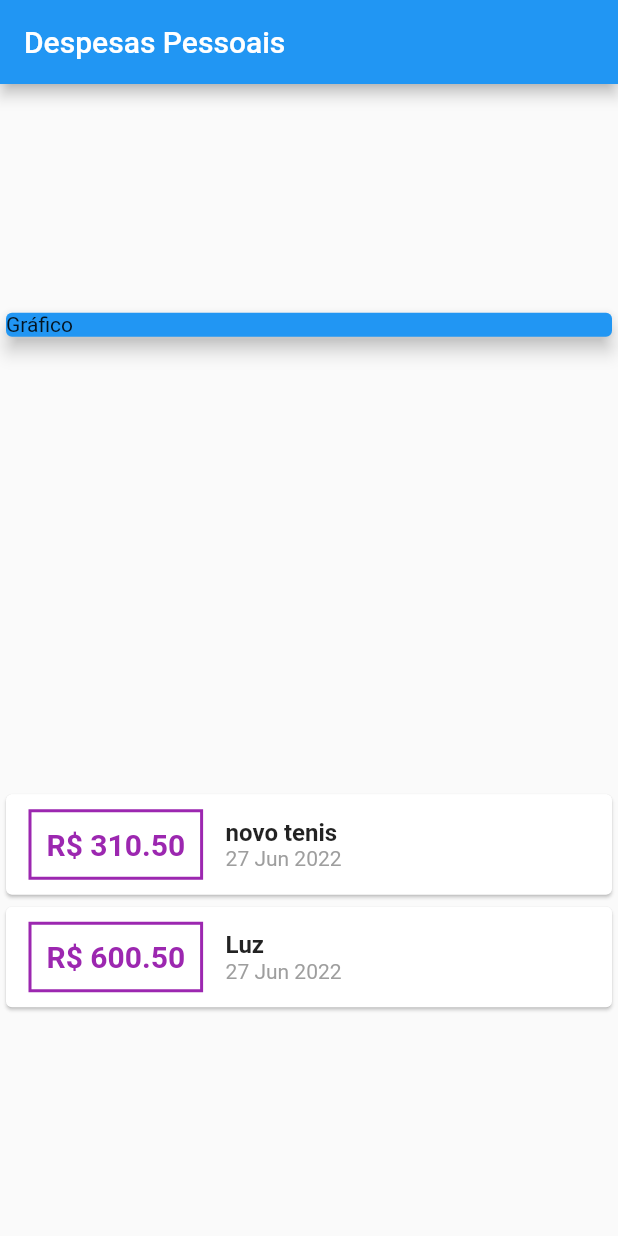
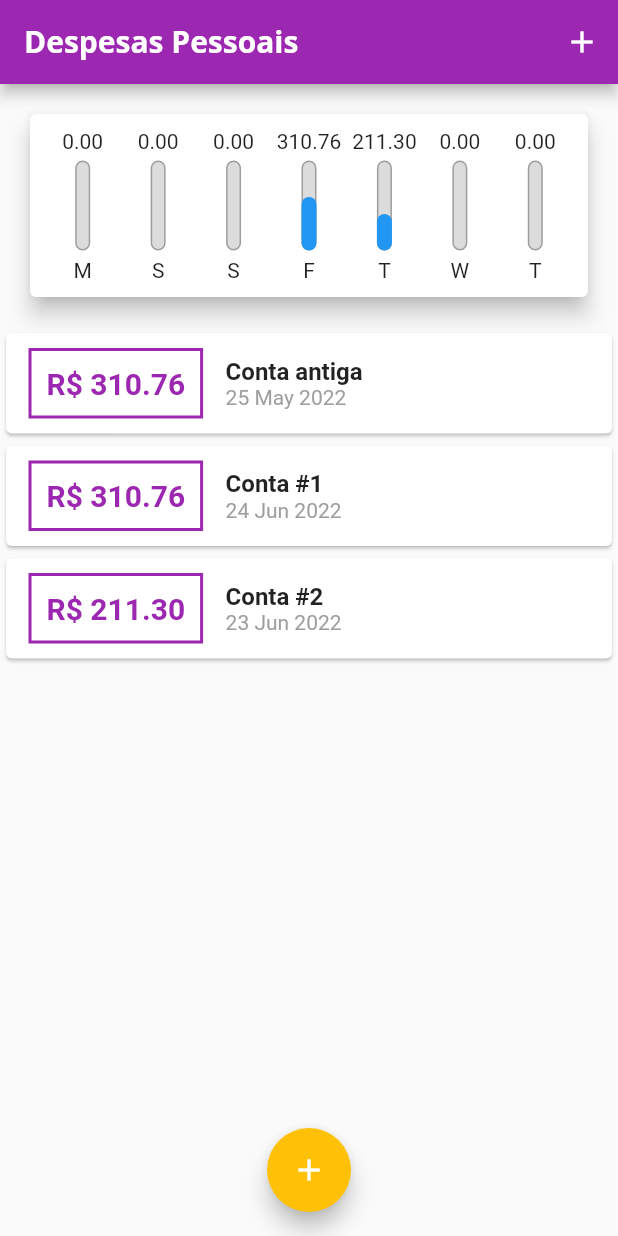
Before and after one commit to LucasOliveiraDaRosa/PersonalExpenses, a Flutter app: the screen it shows after launch, on a phone screen of 412 x 824 dp. Run offline on Flutter 3.47's test engine with Material 2 defaults, Android fonts, the phone set to English and light mode, and no system bars.

Commit message:
feat - atualização da pagina

```diff
--- /dev/null
+++ b/lib/components/chart.dart
@@ -0,0 +1,66 @@
+import 'package:expenses/models/transaction.dart';
+import 'package:flutter/material.dart';
+import 'package:intl/intl.dart';
+import '../models/transaction.dart';
+import 'chart_bar.dart';
+
+class Chart extends StatelessWidget {
+  final List<Transaction> recentTransactions;
+
+  Chart(this.recentTransactions);
+
+  List<Map<String, Object>> get groupedTransactions {
+    return List.generate(7, (index) {
+      final weekDay = DateTime.now().subtract(
+        Duration(days: index),
+      );
+
+      double totalSum = 0.0;
+
+      for (var i = 0; i < recentTransactions.length; i++) {
+        bool sameDay = recentTransactions[i].date.day == weekDay.day;
+        bool sameMonth = recentTransactions[i].date.month == weekDay.month;
+        bool sameYear = recentTransactions[i].date.year == weekDay.year;
+
+        if (sameDay && sameMonth && sameYear) {
+          totalSum += recentTransactions[i].value;
+        }
+      }
+
+      return {
+        'day': DateFormat.E().format(weekDay)[0],
+        'value': totalSum,
+      };
+    });
+  }
+
+  double get _weekTotalValue {
+    return groupedTransactions.fold(0.0, (sum, tr) {
+      return sum + (tr['value'] as double);
+    });
+  }
+
+  @override
+  Widget build(BuildContext context) {
+    return Card(
+      elevation: 6,
+      margin: EdgeInsets.all(20),
+      child: Padding(
+        padding: const EdgeInsets.all(10),
+        child: Row(
+          mainAxisAlignment: MainAxisAlignment.spaceAround,
+          children: groupedTransactions.map((tr) {
+            return Flexible(
+              fit: FlexFit.tight,
+              child: ChartBar(
+                label: tr['day'].toString(),
+                value: double.parse(tr['value'].toString()),
+                percentage: (tr['value'] as double) / _weekTotalValue,
+              ),
+            );
+          }).toList(),
+        ),
+      ),
+    );
+  }
+}
--- /dev/null
+++ b/lib/components/chart_bar.dart
@@ -0,0 +1,55 @@
+import 'package:flutter/material.dart';
+
+class ChartBar extends StatelessWidget {
+  final String label;
+  final double value;
+  final double percentage;
+
+  ChartBar({
+    required this.label,
+    required this.value,
+    required this.percentage,
+  });
+
+  @override
+  Widget build(BuildContext context) {
+    return Column(
+      children: <Widget>[
+        FittedBox(
+          child: Text('${value.toStringAsFixed(2)}'),
+        ),
+        SizedBox(height: 5),
+        Container(
+          height: 60,
+          width: 10,
+          child: Stack(
+            alignment: Alignment.bottomCenter,
+            children: <Widget>[
+              Container(
+                decoration: BoxDecoration(
+                  border: Border.all(
+                    color: Colors.grey,
+                    width: 1.0,
+                  ),
+                  color: Color.fromRGBO(220, 220, 220, 1),
+                  borderRadius: BorderRadius.circular(5),
+                ),
+              ),
+              FractionallySizedBox(
+                heightFactor: percentage,
+                child: Container(
+                  decoration: BoxDecoration(
+                    color: Theme.of(context).primaryColor,
+                    borderRadius: BorderRadius.circular(5),
+                  ),
+                ),
+              ),
+            ],
+          ),
+        ),
+        SizedBox(height: 5),
+        Text(label),
+      ],
+    );
+  }
+}
--- /dev/null
+++ b/lib/components/transaction_form.dart
@@ -0,0 +1,67 @@
+// ignore_for_file: deprecated_member_use
+
+import 'package:flutter/material.dart';
+
+class TransactionForm extends StatefulWidget {
+  final void Function(String, double) onSubmit;
+
+  TransactionForm(this.onSubmit);
+
+  @override
+  State<TransactionForm> createState() => _TransactionFormState();
+}
+
+class _TransactionFormState extends State<TransactionForm> {
+  final titleController = TextEditingController();
+
+  final valueController = TextEditingController();
+
+  _submitForm() {
+    final title = titleController.text;
+    final value = double.tryParse(valueController.text) ?? 0.0;
+
+    if (title.isEmpty || value <= 0) {
+      return;
+    }
+    widget.onSubmit(title, value);
+  }
+
+  @override
+  Widget build(BuildContext context) {
+    return Card(
+      elevation: 5,
+      child: Padding(
+        padding: const EdgeInsets.all(10),
+        child: Column(
+          children: <Widget>[
+            TextField(
+              controller: titleController,
+              onSubmitted: (_) => _submitForm(),
+              decoration: InputDecoration(
+                labelText: 'Título',
+              ),
+            ),
+            TextField(
+              controller: valueController,
+              keyboardType: TextInputType.numberWithOptions(decimal: true),
+              onSubmitted: (_) => _submitForm(),
+              decoration: InputDecoration(
+                labelText: 'Valor R\$',
+              ),
+            ),
+            Row(
+              mainAxisAlignment: MainAxisAlignment.end,
+              children: [
+                FlatButton(
+                  child: Text('Nova Transação'),
+                  textColor: Colors.purple,
+                  onPressed: _submitForm,
+                ),
+              ],
+            )
+          ],
+        ),
+      ),
+    );
+  }
+}
--- /dev/null
+++ b/lib/components/transaction_list.dart
@@ -0,0 +1,78 @@
+import 'package:flutter/material.dart';
+import 'package:intl/intl.dart';
+import '../models/transaction.dart';
+
+class TransactionList extends StatelessWidget {
+  final List<Transaction> transactions;
+
+  TransactionList(this.transactions);
+
+  @override
+  Widget build(BuildContext context) {
+    return Container(
+      height: 300,
+      child: transactions.isEmpty
+          ? Column(
+              children: <Widget>[
+                SizedBox(height: 20),
+                Text(
+                  'Nenhuma transação cadastrada',
+                  style: Theme.of(context).textTheme.titleMedium,
+                ),
+                SizedBox(height: 20),
+                Container(
+                  height: 200,
+                  child: Image.asset(
+                    'assets/images/waiting.png',
+                    fit: BoxFit.cover,
+                  ),
+                )
+              ],
+            )
+          : ListView.builder(
+              itemCount: transactions.length,
+              itemBuilder: (ctx, index) {
+                final tr = transactions[index];
+                return Card(
+                  child: Row(
+                    children: <Widget>[
+                      Container(
+                        margin:
+                            EdgeInsets.symmetric(horizontal: 15, vertical: 10),
+                        decoration: BoxDecoration(
+                            border: Border.all(
+                          color: Colors.purple,
+                          width: 2,
+                        )),
+                        padding: EdgeInsets.all(10),
+                        child: Text(
+                          'R\$ ${tr.value.toStringAsFixed(2)}',
+                          style: TextStyle(
+                              fontWeight: FontWeight.bold,
+                              fontSize: 20,
+                              color: Colors.purple),
+                        ),
+                      ),
+                      Column(
+                        crossAxisAlignment: CrossAxisAlignment.start,
+                        children: <Widget>[
+                          Text(
+                            tr.title,
+                            style: TextStyle(
+                              fontSize: 16,
+                              fontWeight: FontWeight.bold,
+                            ),
+                          ),
+                          Text(DateFormat('d MMM y').format(tr.date),
+                              style: TextStyle(
+                                color: Colors.grey,
+                              ))
+                        ],
+                      )
+                    ],
+                  ),
+                );
+              }),
+    );
+  }
+}
--- a/lib/main.dart
+++ b/lib/main.dart
@@ -1,85 +1,129 @@
+import 'package:flutter/material.dart';
+import 'dart:math';
+import './components/transaction_form.dart';
+import './components/transaction_list.dart';
+import 'components/chart.dart';
 import 'models/transaction.dart';
-import 'package:flutter/material.dart';
-import 'package:intl/intl.dart';
 
 main() => runApp(ExpensesApp());
 
 class ExpensesApp extends StatelessWidget {
   @override
   Widget build(BuildContext context) {
-    return MaterialApp(home: MyHomePage());
+    final ThemeData tema = ThemeData();
+
+    return MaterialApp(
+      home: MyHomePage(),
+      theme: tema.copyWith(
+        colorScheme: tema.colorScheme.copyWith(
+          primary: Colors.purple,
+          secondary: Colors.amber,
+        ),
+        textTheme: tema.textTheme.copyWith(
+          headline6: TextStyle(
+            fontFamily: 'OpenSans',
+            fontSize: 18,
+            fontWeight: FontWeight.bold,
+            color: Colors.black,
+          ),
+        ),
+        appBarTheme: AppBarTheme(
+          titleTextStyle: TextStyle(
+            fontFamily: 'OpenSans',
+            fontSize: 20,
+            fontWeight: FontWeight.bold,
+          ),
+        ),
+      ),
+    );
   }
 }
 
-class MyHomePage extends StatelessWidget {
-  final _transactions = [
+class MyHomePage extends StatefulWidget {
+  @override
+  _MyHomePageState createState() => _MyHomePageState();
+}
+
+class _MyHomePageState extends State<MyHomePage> {
+  final List<Transaction> _transactions = [
     Transaction(
-        id: 't1', title: 'novo tenis', value: 310.50, date: DateTime.now()),
-    Transaction(id: 't2', title: 'Luz', value: 600.50, date: DateTime.now()),
+      id: 't0',
+      title: 'Conta antiga',
+      value: 310.76,
+      date: DateTime.now().subtract(Duration(days: 33)),
+    ),
+    Transaction(
+      id: 't1',
+      title: 'Conta #1',
+      value: 310.76,
+      date: DateTime.now().subtract(Duration(days: 3)),
+    ),
+    Transaction(
+      id: 't2',
+      title: 'Conta #2',
+      value: 211.30,
+      date: DateTime.now().subtract(Duration(days: 4)),
+    ),
   ];
+
+  List<Transaction> get _recentTransactions {
+    return _transactions.where((tr) {
+      return tr.date.isAfter(DateTime.now().subtract(
+        Duration(days: 7),
+      ));
+    }).toList();
+  }
+
+  _addTransaction(String title, double value) {
+    final newTransaction = Transaction(
+      id: Random().nextDouble().toString(),
+      title: title,
+      value: value,
+      date: DateTime.now(),
+    );
+
+    setState(() {
+      _transactions.add(newTransaction);
+    });
+
+    Navigator.of(context).pop();
+  }
+
+  _openTransactionFormModal(BuildContext context) {
+    showModalBottomSheet(
+      context: context,
+      builder: (_) {
+        return TransactionForm(_addTransaction);
+      },
+    );
+  }
 
   @override
   Widget build(BuildContext context) {
     return Scaffold(
       appBar: AppBar(
         title: Text('Despesas Pessoais'),
-      ),
-      body: Column(
-        mainAxisAlignment: MainAxisAlignment.spaceAround,
-        crossAxisAlignment: CrossAxisAlignment.stretch,
-        children: <Widget>[
-          Container(
-            child: Card(
-              color: Colors.blue,
-              child: Text('Gráfico'),
-              elevation: 5,
-            ),
+        actions: <Widget>[
+          IconButton(
+            icon: Icon(Icons.add),
+            onPressed: () => _openTransactionFormModal(context),
           ),
-          Column(
-            children: _transactions.map((tr) {
-              return Card(
-                child: Row(
-                  children: <Widget>[
-                    Container(
-                      margin:
-                          EdgeInsets.symmetric(horizontal: 15, vertical: 10),
-                      decoration: BoxDecoration(
-                          border: Border.all(
-                        color: Colors.purple,
-                        width: 2,
-                      )),
-                      padding: EdgeInsets.all(10),
-                      child: Text(
-                        'R\$ ${tr.value.toStringAsFixed(2)}',
-                        style: TextStyle(
-                            fontWeight: FontWeight.bold,
-                            fontSize: 20,
-                            color: Colors.purple),
-                      ),
-                    ),
-                    Column(
-                      crossAxisAlignment: CrossAxisAlignment.start,
-                      children: <Widget>[
-                        Text(
-                          tr.title,
-                          style: TextStyle(
-                            fontSize: 16,
-                            fontWeight: FontWeight.bold,
-                          ),
-                        ),
-                        Text(DateFormat('d MMM y').format(tr.date),
-                            style: TextStyle(
-                              color: Colors.grey,
-                            ))
-                      ],
-                    )
-                  ],
-                ),
-              );
-            }).toList(),
-          )
         ],
       ),
+      body: SingleChildScrollView(
+        child: Column(
+          crossAxisAlignment: CrossAxisAlignment.stretch,
+          children: <Widget>[
+            Chart(_recentTransactions),
+            TransactionList(_transactions),
+          ],
+        ),
+      ),
+      floatingActionButton: FloatingActionButton(
+        child: Icon(Icons.add),
+        onPressed: () => _openTransactionFormModal(context),
+      ),
+      floatingActionButtonLocation: FloatingActionButtonLocation.centerFloat,
     );
   }
 }
```
Also changed, not shown: pubspec.yaml (+13 -8 lines), assets/fonts/OpenSans-Bold.ttf (added), assets/fonts/OpenSans-Regular.ttf (added), assets/fonts/Quicksand-Bold.ttf (added), assets/fonts/Quicksand-Light.ttf (added), assets/fonts/Quicksand-Medium.ttf (added), assets/fonts/Quicksand-Regular.ttf (added), assets/images/waiting.png (added).
